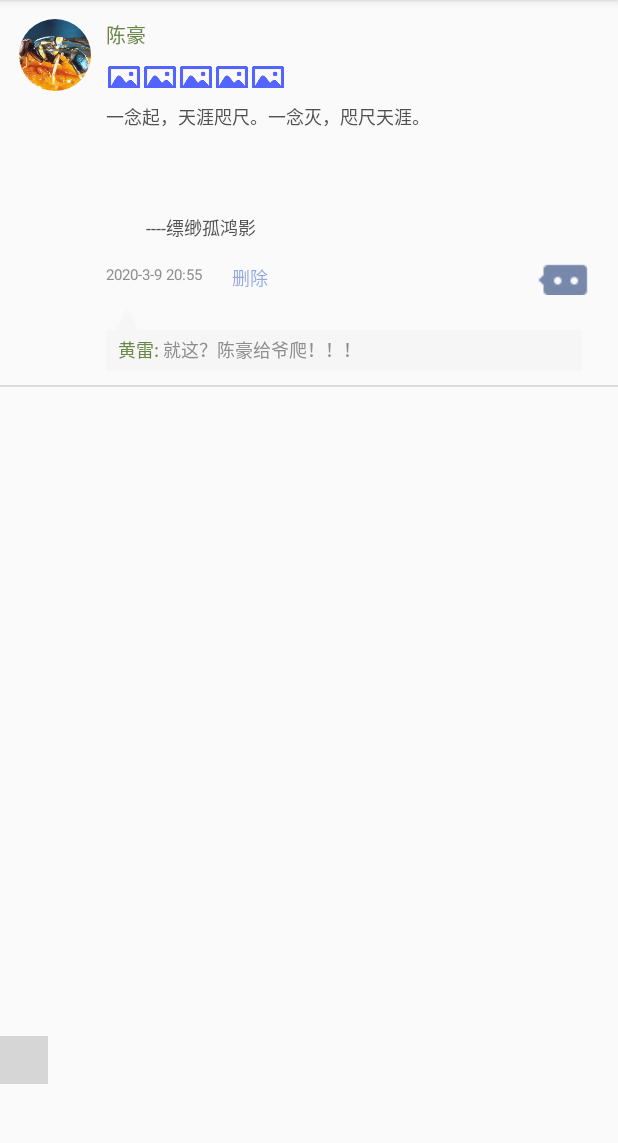
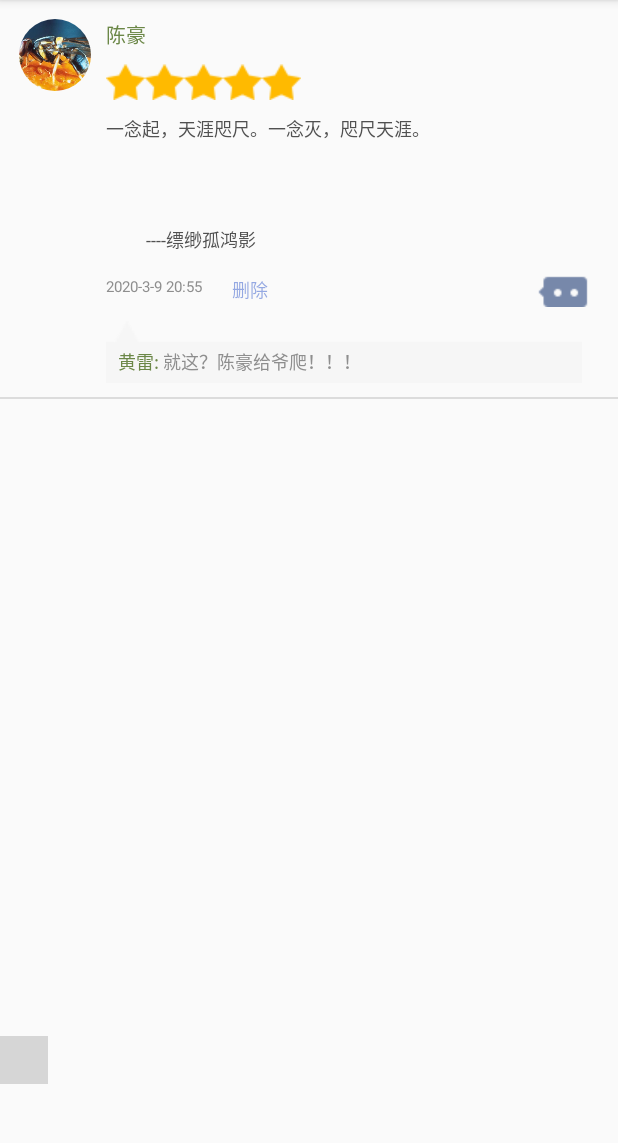
Before and after one commit to EliasFrank/Identification2.0, an Android app: the fragment CommunityFragment placed in its activity, on a phone screen of 412 x 824 dp, the part 84-1227 px from its top. Run offline under Robolectric (Android 15) with nearby library versions, the phone set to English and light mode, and no system bars; our stand-ins replace ButterKnife, CircleImageView; libraries missing offline, so code that uses them is left out: com.lzy.ninegrid, com.roughike.bottombar; plain views replace BottomBar, ExpandListView, NineGridView, PtrClassicFrameLayout; pictures from the network do not load; 9 statements that could not run were skipped; grey boxes are pictures that could not be loaded.

Commit message:
Update MainActivity.java
Signed-off-by: superlpx <lipxiang@foxmail.com>

```diff
--- a/app/src/main/res/layout/item_evaluate.xml
+++ b/app/src/main/res/layout/item_evaluate.xml
@@ -38,12 +38,12 @@
             <RatingBar
                 android:id="@+id/rb_grade"
                 android:layout_width="wrap_content"
-                android:layout_height="16dp"
+                android:layout_height="24dp"
                 android:layout_gravity="center_vertical"
                 android:layout_marginBottom="10dp"
                 android:layout_marginTop="9dp"
                 android:isIndicator="true"
-                android:progressDrawable="@drawable/ic_photo"
+                android:progressDrawable="@drawable/sale_icon_star"
                 android:rating="4"/>
 
             <TextView
```
Also changed, not shown: app/src/main/res/drawable/sale_icon_star.png (added).
